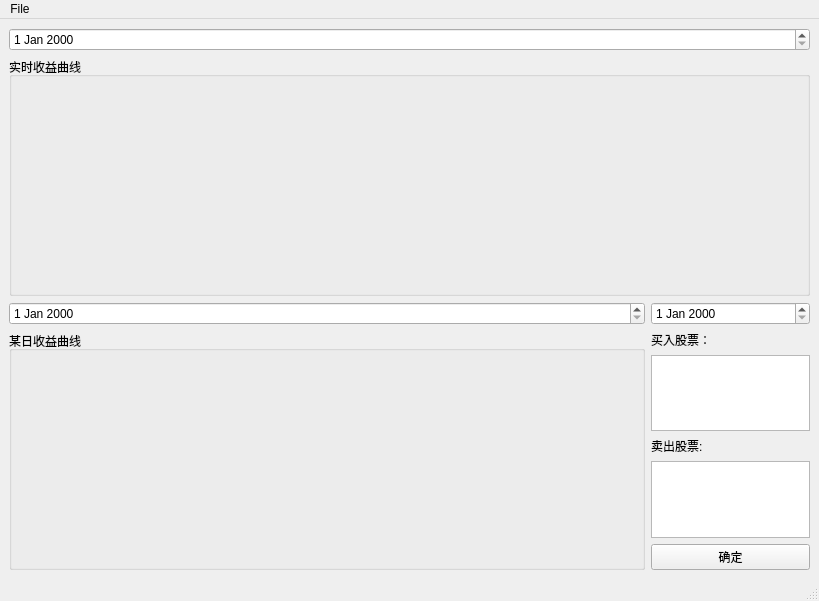
Old version of the form trade_stock_digu/stock_pool_track/ui/stock_pool_track.ui in the repository digu1216/vnpy.
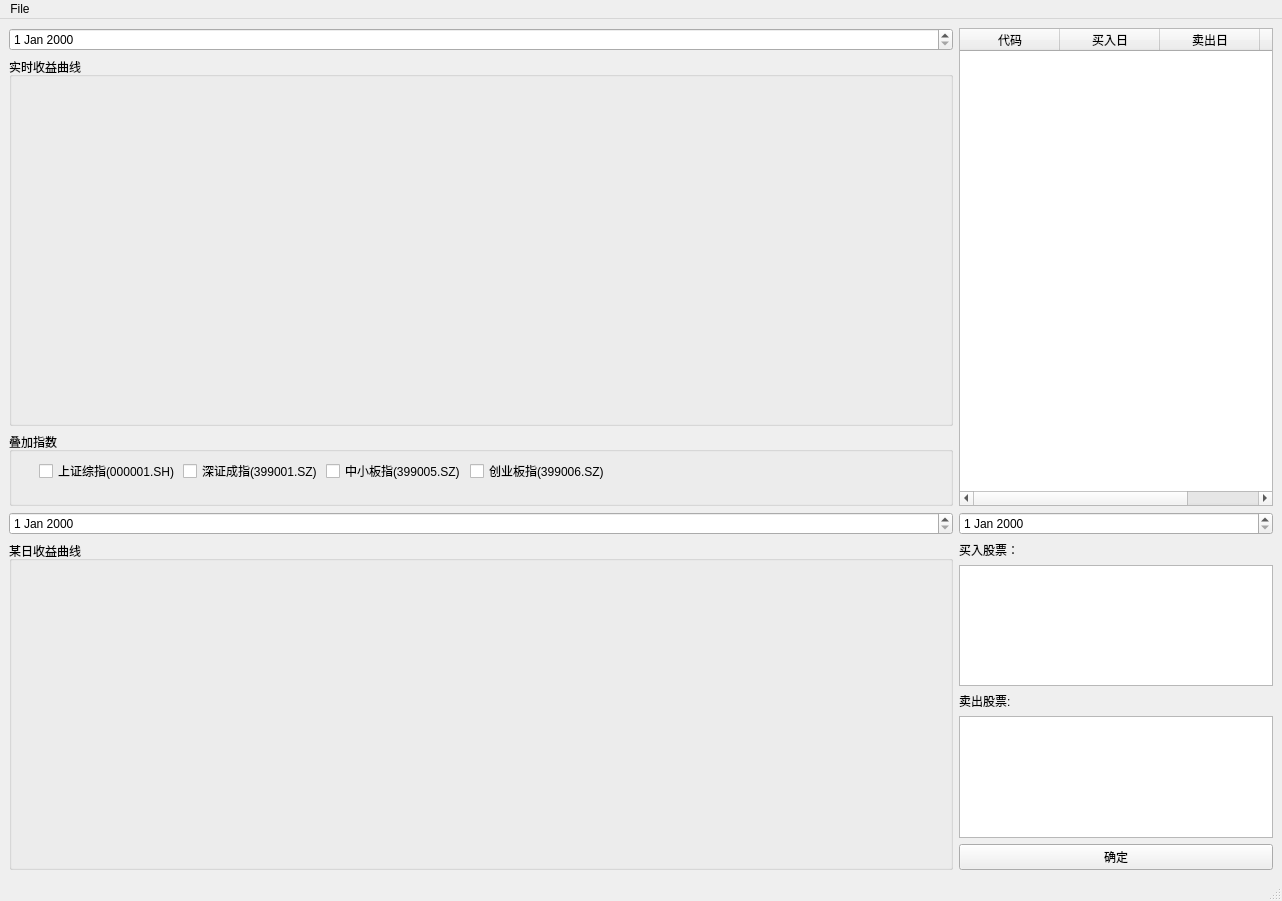
New version of the form.

Commit message: 回测框架代码提交

Patch:
```diff
--- a/trade_stock_digu/stock_pool_track/ui/stock_pool_track.ui
+++ b/trade_stock_digu/stock_pool_track/ui/stock_pool_track.ui
@@ -6,8 +6,8 @@
    <rect>
     <x>0</x>
     <y>0</y>
-    <width>819</width>
-    <height>601</height>
+    <width>1282</width>
+    <height>901</height>
    </rect>
   </property>
   <property name="windowTitle">
@@ -16,23 +16,98 @@
   <widget class="QWidget" name="centralwidget">
    <layout class="QVBoxLayout" name="verticalLayout_5">
     <item>
-     <layout class="QVBoxLayout" name="verticalLayout_4" stretch="1,1">
+     <layout class="QVBoxLayout" name="verticalLayout_4" stretch="4,3">
       <item>
-       <layout class="QVBoxLayout" name="verticalLayout">
+       <layout class="QHBoxLayout" name="horizontalLayout_3" stretch="3,1">
         <item>
-         <widget class="QDateEdit" name="dateEdit"/>
+         <layout class="QVBoxLayout" name="verticalLayout" stretch="1,10,2">
+          <item>
+           <widget class="QDateEdit" name="dateEdit_cur"/>
+          </item>
+          <item>
+           <widget class="QGroupBox" name="groupBox_cur">
+            <property name="title">
+             <string>实时收益曲线</string>
+            </property>
+           </widget>
+          </item>
+          <item>
+           <widget class="QGroupBox" name="groupBox_index">
+            <property name="title">
+             <string>叠加指数</string>
+            </property>
+            <widget class="QWidget" name="layoutWidget">
+             <property name="geometry">
+              <rect>
+               <x>30</x>
+               <y>30</y>
+               <width>568</width>
+               <height>18</height>
+              </rect>
+             </property>
+             <layout class="QHBoxLayout" name="horizontalLayout_2">
+              <item>
+               <widget class="QCheckBox" name="checkBox_index_sh">
+                <property name="text">
+                 <string>上证综指(000001.SH)</string>
+                </property>
+               </widget>
+              </item>
+              <item>
+               <widget class="QCheckBox" name="checkBox_index_sz">
+                <property name="text">
+                 <string>深证成指(399001.SZ)</string>
+                </property>
+               </widget>
+              </item>
+              <item>
+               <widget class="QCheckBox" name="checkBox_index_zx">
+                <property name="text">
+                 <string>中小板指(399005.SZ)</string>
+                </property>
+               </widget>
+              </item>
+              <item>
+               <widget class="QCheckBox" name="checkBox_index_cy">
+                <property name="text">
+                 <string>创业板指(399006.SZ)</string>
+                </property>
+               </widget>
+              </item>
+             </layout>
+            </widget>
+           </widget>
+          </item>
+         </layout>
         </item>
         <item>
-         <widget class="QGroupBox" name="groupBox">
-          <property name="title">
-           <string>实时收益曲线</string>
-          </property>
+         <widget class="QTableWidget" name="tableWidget_cur">
+          <column>
+           <property name="text">
+            <string>代码</string>
+           </property>
+          </column>
+          <column>
+           <property name="text">
+            <string>买入日</string>
+           </property>
+          </column>
+          <column>
+           <property name="text">
+            <string>卖出日</string>
+           </property>
+          </column>
+          <column>
+           <property name="text">
+            <string>利润(%)</string>
+           </property>
+          </column>
          </widget>
         </item>
        </layout>
       </item>
       <item>
-       <layout class="QHBoxLayout" name="horizontalLayout" stretch="4,1">
+       <layout class="QHBoxLayout" name="horizontalLayout" stretch="3,1">
         <item>
          <layout class="QVBoxLayout" name="verticalLayout_2" stretch="0,0">
           <item>
@@ -92,8 +167,8 @@
     <rect>
      <x>0</x>
      <y>0</y>
-     <width>819</width>
-     <height>18</height>
+     <width>1282</width>
+     <height>23</height>
     </rect>
    </property>
    <widget class="QMenu" name="menuFile">
```
Left out of the diff: 12 changed lines with no effect on the pictures. The commit also changes 53 other files.
